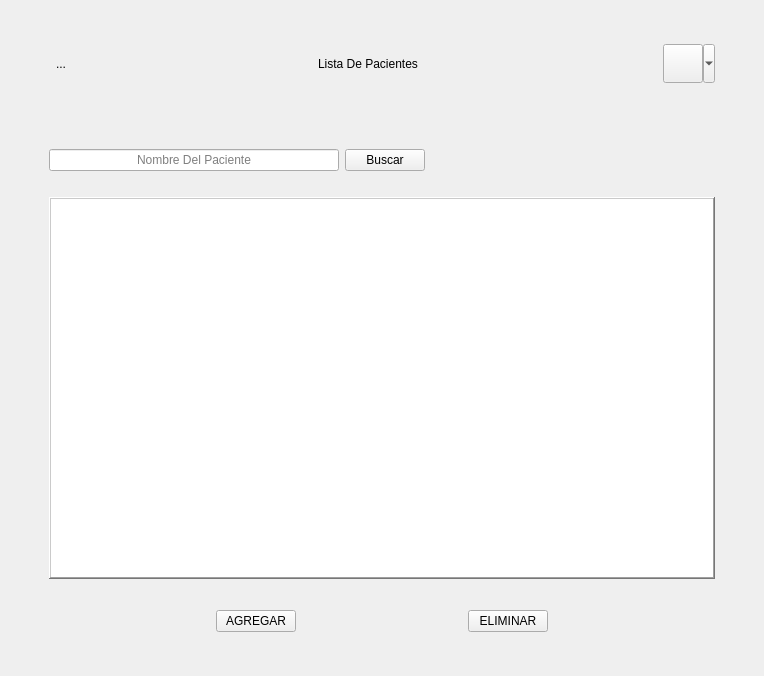
Matapuercos666/OPTICA, file Lista_Clientes.ui: the form before one commit.
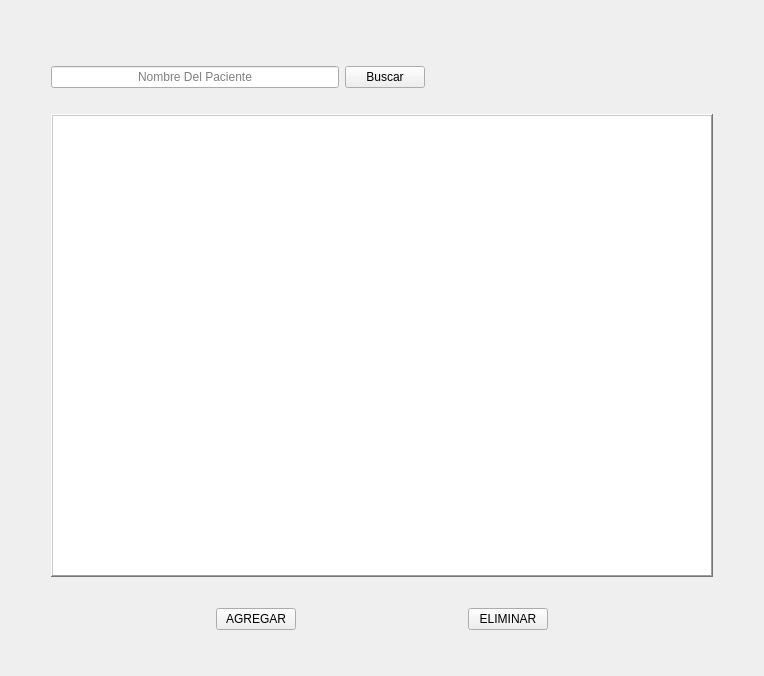
The form after the commit. Icons and pictures are not drawn.

```diff
--- a/Lista_Clientes.ui
+++ b/Lista_Clientes.ui
@@ -1,7 +1,7 @@
 <?xml version="1.0" encoding="UTF-8"?>
 <ui version="4.0">
  <class>Lista_Clientes</class>
- <widget class="QMainWindow" name="Lista_Clientes">
+ <widget class="QWidget" name="Lista_Clientes">
   <property name="geometry">
    <rect>
     <x>0</x>
@@ -13,7 +13,8 @@
   <property name="windowTitle">
    <string>Pacientes</string>
   </property>
-  <widget class="QWidget" name="centralwidget">
+  <layout class="QGridLayout" name="gridLayout_4">
+   <item row="0" column="0">
    <layout class="QGridLayout" name="gridLayout_2">
     <item row="0" column="0">
      <layout class="QGridLayout" name="gridLayout">
@@ -31,108 +32,7 @@
       </property>
       <item row="1" column="0">
        <layout class="QGridLayout" name="Barra_Superior">
-        <item row="0" column="0">
-         <layout class="QHBoxLayout" name="horizontalLayout_5">
-          <item>
-           <widget class="QToolButton" name="Regresar">
-            <property name="enabled">
-             <bool>true</bool>
-            </property>
-            <property name="font">
-             <font>
-              <underline>false</underline>
-              <kerning>true</kerning>
-             </font>
-            </property>
-            <property name="layoutDirection">
-             <enum>Qt::LayoutDirection::LeftToRight</enum>
-            </property>
-            <property name="text">
-             <string>...</string>
-            </property>
-            <property name="icon">
-             <iconset theme="QIcon::ThemeIcon::GoPrevious"/>
-            </property>
-            <property name="autoRaise">
-             <bool>true</bool>
-            </property>
-           </widget>
-          </item>
-          <item>
-           <spacer name="horizontalSpacer_3">
-            <property name="orientation">
-             <enum>Qt::Orientation::Horizontal</enum>
-            </property>
-            <property name="sizeHint" stdset="0">
-             <size>
-              <width>40</width>
-              <height>20</height>
-             </size>
-            </property>
-           </spacer>
-          </item>
-          <item>
-           <widget class="QLabel" name="Titulo">
-            <property name="text">
-             <string>Lista De Pacientes</string>
-            </property>
-            <property name="alignment">
-             <set>Qt::AlignmentFlag::AlignCenter</set>
-            </property>
-           </widget>
-          </item>
-          <item>
-           <spacer name="horizontalSpacer">
-            <property name="orientation">
-             <enum>Qt::Orientation::Horizontal</enum>
-            </property>
-            <property name="sizeHint" stdset="0">
-             <size>
-              <width>40</width>
-              <height>20</height>
-             </size>
-            </property>
-           </spacer>
-          </item>
-          <item>
-           <widget class="QToolButton" name="Icon">
-            <property name="text">
-             <string/>
-            </property>
-            <property name="icon">
-             <iconset resource="RECURSOS.qrc">
-              <normaloff>:/IMAGENES/IMAGENES/LOGOS/Logo con fondo gris.png</normaloff>:/IMAGENES/IMAGENES/LOGOS/Logo con fondo gris.png</iconset>
-            </property>
-            <property name="iconSize">
-             <size>
-              <width>32</width>
-              <height>32</height>
-             </size>
-            </property>
-            <property name="popupMode">
-             <enum>QToolButton::ToolButtonPopupMode::MenuButtonPopup</enum>
-            </property>
-           </widget>
-          </item>
-         </layout>
-        </item>
         <item row="1" column="0">
-         <spacer name="verticalSpacer">
-          <property name="orientation">
-           <enum>Qt::Orientation::Vertical</enum>
-          </property>
-          <property name="sizeType">
-           <enum>QSizePolicy::Policy::Maximum</enum>
-          </property>
-          <property name="sizeHint" stdset="0">
-           <size>
-            <width>20</width>
-            <height>40</height>
-           </size>
-          </property>
-         </spacer>
-        </item>
-        <item row="3" column="0">
          <layout class="QHBoxLayout" name="horizontalLayout_4">
           <item>
            <layout class="QHBoxLayout" name="horizontalLayout_2">
@@ -319,10 +219,9 @@
      </layout>
     </item>
    </layout>
-  </widget>
- </widget>
- <resources>
-  <include location="RECURSOS.qrc"/>
- </resources>
+   </item>
+  </layout>
+ </widget>
+ <resources/>
  <connections/>
 </ui>
```
Lines whose indentation alone changed are shown as unchanged.
